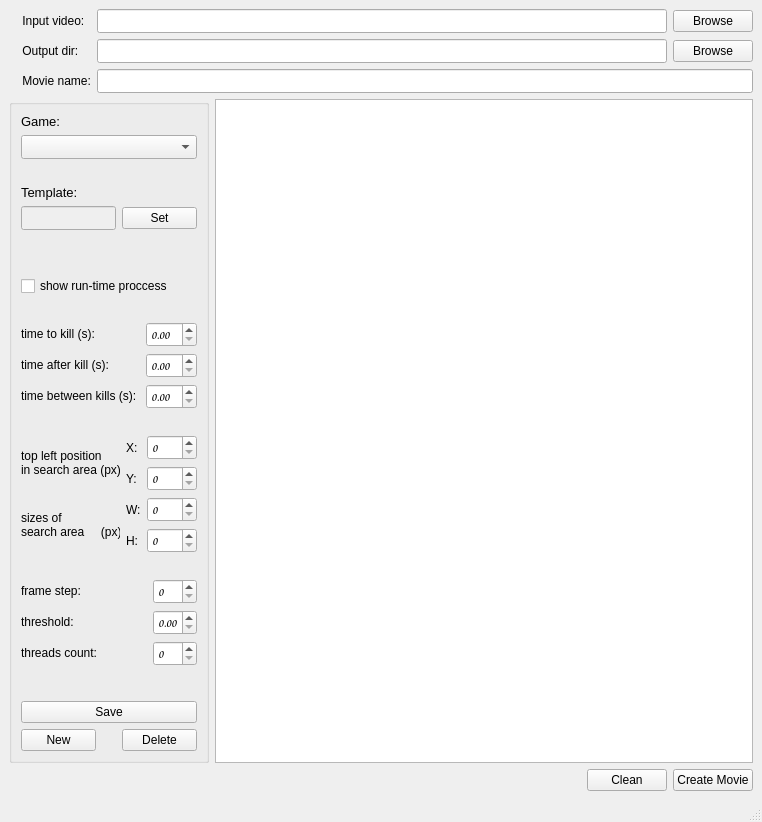
This is frontend/forms/mainwindow.ui in Alexxxium/MovieHighlighter as Qt 5 draws it before an edit. The edited form follows.
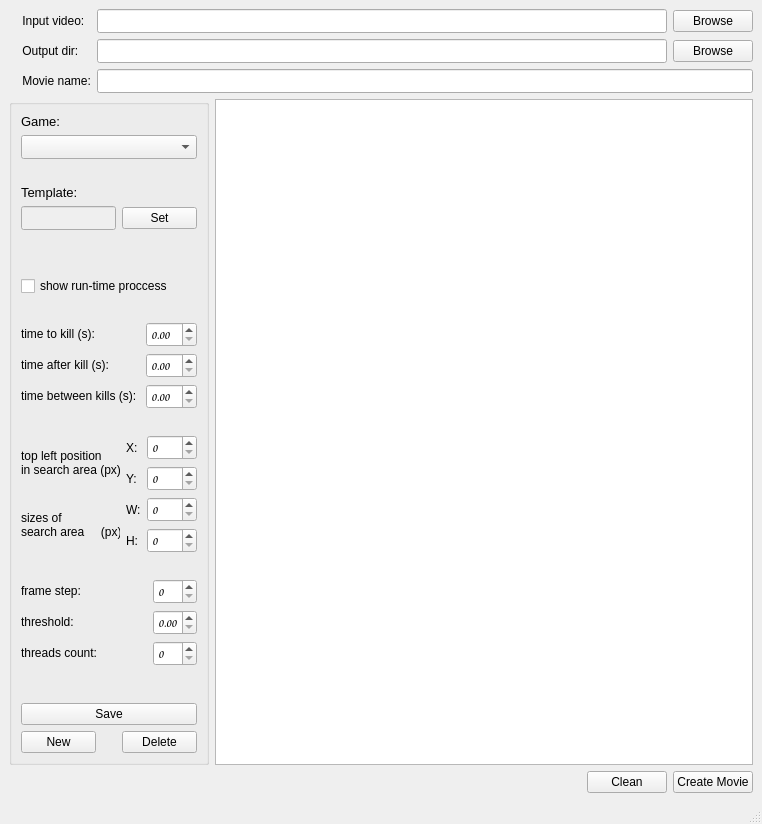
This is the edited form.

What changed in the file:
```diff
--- a/frontend/forms/mainwindow.ui
+++ b/frontend/forms/mainwindow.ui
@@ -7,7 +7,7 @@
     <x>0</x>
     <y>0</y>
     <width>762</width>
-    <height>822</height>
+    <height>824</height>
    </rect>
   </property>
   <property name="minimumSize">
```
Left out of the diff: 26 changed lines with no effect on the pictures.
